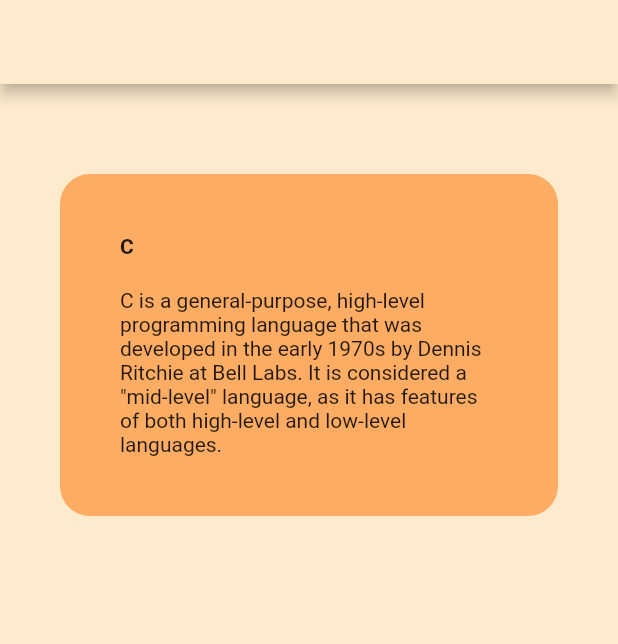
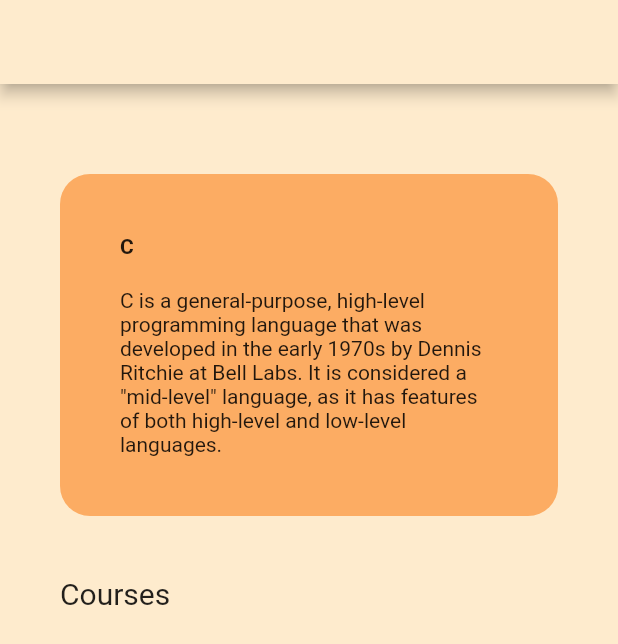
Before and after one commit to Chamidilshan/learn_programming, a Flutter app: the screen it shows after launch, on a phone screen of 412 x 824 dp. Shown: the top 644 px of the screen. Run offline on Flutter 3.47's test engine with Material 2 defaults, Android fonts, the phone set to English and light mode, and no system bars.

Commit message:
added styles

```diff
--- a/lib/pages/language_pages/cLang.dart
+++ b/lib/pages/language_pages/cLang.dart
@@ -10,8 +10,10 @@ class CPage extends StatelessWidget {
       appBar: AppBar(
         backgroundColor: Color(0XFFfeebcd),
       ),
-      body: SafeArea(
-        child: Column(
+      body: SingleChildScrollView(
+        child: Stack(
+          children: [
+            Column(
               crossAxisAlignment: CrossAxisAlignment.stretch,
               children: [
                 SizedBox(
@@ -48,25 +50,20 @@ class CPage extends StatelessWidget {
                       ),
                   ),
                 ),
+                Padding(
+                  padding: const EdgeInsets.only(left: 40.0),
+                  child: Text(
+                      'Courses',
+                    style: TextStyle(
+                      fontSize: 20.0
+                    ),
+                  ),
+                ),
                 SizedBox(
                   height: 20.0,
                 ),
-
-            // SizedBox(
-            //   height: 20.0,
-            // ),
-            // Text('C is widely used for system programming, including operating systems, '
-            //     'embedded systems, and device drivers, as well as for application '
-            //     'development in various fields such as video games, financial and '
-            //     'trading systems, simulation '
-            //     'and modeling, and scientific computing.'),
-            // SizedBox(
-            //   height: 20.0,
-            // ),
-            // Text('One of the main strengths of C is its ability to provide direct access '
-            //     'to memory and low-level system resources, making it a highly '
-            //     'efficient and powerful language. It also has a relatively '
-            //     'small and simple syntax, making it easy to learn and use.'),
+              ],
+            ),
           ],
         ),
       ),
```
Lines whose indentation alone changed are shown as unchanged.
